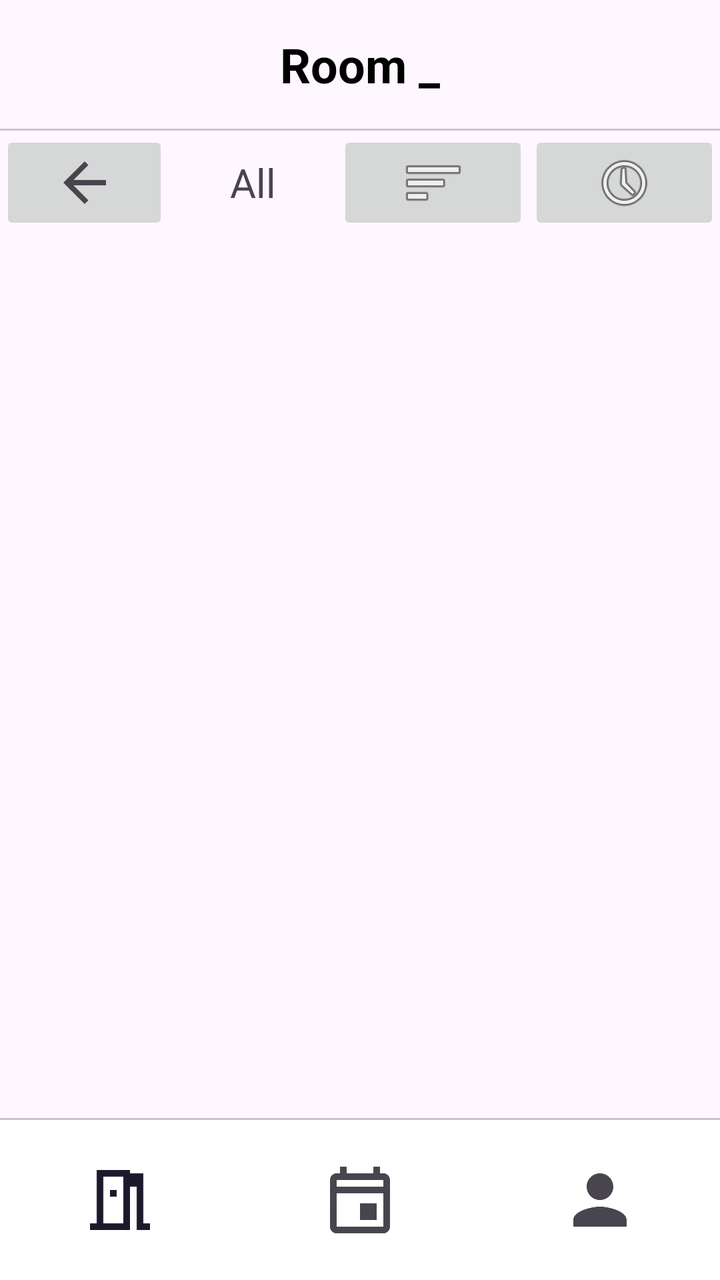
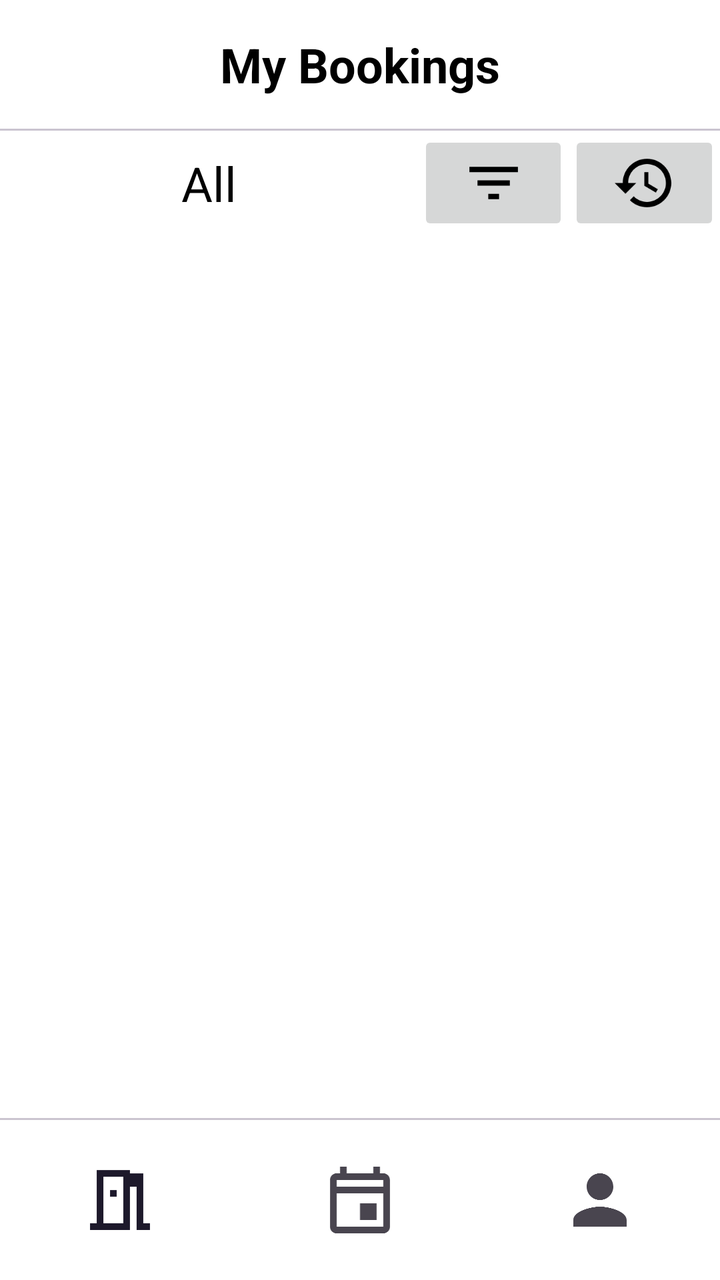

Two renders of the same Android screen: before a commit and after it. Below are the layout's source before the change and the commit's diff.
<!-- AndroidManifest.xml: application theme Theme.BookingApp -->
<!-- res/layout/my_bookings.xml -->
<?xml version="1.0" encoding="utf-8"?>
<androidx.constraintlayout.widget.ConstraintLayout xmlns:android="http://schemas.android.com/apk/res/android"
    xmlns:app="http://schemas.android.com/apk/res-auto"
    xmlns:tools="http://schemas.android.com/tools"
    android:layout_width="match_parent"
    android:layout_height="match_parent">

    <TextView
        android:id="@+id/rdtHeaderTitle2"
        android:layout_width="0dp"
        android:layout_height="wrap_content"
        android:gravity="center_horizontal"
        android:padding="16dp"
        android:text="Room _"
        android:textColor="@color/black"
        android:textSize="24sp"
        android:textStyle="bold"
        app:layout_constraintEnd_toEndOf="parent"
        app:layout_constraintStart_toStartOf="parent"
        app:layout_constraintTop_toTopOf="parent"
        tools:layout_constraintEnd_toEndOf="parent" />

    <com.google.android.material.divider.MaterialDivider
        android:id="@+id/headerDivider4"
        android:layout_width="0dp"
        android:layout_height="wrap_content"
        android:padding="16dp"
        app:layout_constraintEnd_toEndOf="parent"
        app:layout_constraintStart_toStartOf="parent"
        app:layout_constraintTop_toBottomOf="@id/rdtHeaderTitle2" />

    <LinearLayout
        android:id="@+id/linearLayout2"
        android:layout_width="match_parent"
        android:layout_height="0dp"
        android:orientation="vertical"
        app:layout_constraintBottom_toTopOf="@id/navDivider3"
        app:layout_constraintTop_toBottomOf="@id/headerDivider4">

        <LinearLayout
            android:layout_width="match_parent"
            android:layout_height="wrap_content"
            android:orientation="horizontal">

            <ImageButton
                android:id="@+id/imageButton4"
                android:layout_width="45dp"
                android:layout_height="match_parent"
                android:layout_weight="1"
                android:scaleType="fitCenter"
                app:srcCompat="?attr/homeAsUpIndicator" />

            <TextView
                android:id="@+id/textView10"
                android:layout_width="45dp"
                android:layout_height="match_parent"
                android:layout_weight="1"
                android:gravity="center|center_horizontal"
                android:padding="10dp"
                android:text="All"
                android:textSize="20sp" />

            <ImageButton
                android:id="@+id/imageButton2"
                android:layout_width="wrap_content"
                android:layout_height="match_parent"
                android:layout_weight="1"
                app:srcCompat="@android:drawable/ic_menu_sort_by_size" />

            <ImageButton
                android:id="@+id/imageButton3"
                android:layout_width="wrap_content"
                android:layout_height="match_parent"
                android:layout_weight="1"
                app:srcCompat="@android:drawable/ic_menu_recent_history" />
        </LinearLayout>
    </LinearLayout>

    <com.google.android.material.divider.MaterialDivider
        android:id="@+id/navDivider3"
        android:layout_width="0dp"
        android:layout_height="wrap_content"
        app:layout_constraintBottom_toTopOf="@id/bottomNavigationView"
        app:layout_constraintEnd_toEndOf="parent"
        app:layout_constraintStart_toStartOf="parent" />

    <com.google.android.material.bottomnavigation.BottomNavigationView
        android:id="@+id/bottomNavigationView"
        android:layout_width="0dp"
        android:layout_height="wrap_content"
        android:background="@color/white"
        app:itemIconSize="40dp"
        app:labelVisibilityMode="unlabeled"
        app:layout_constraintBottom_toBottomOf="parent"
        app:layout_constraintEnd_toEndOf="parent"
        app:layout_constraintStart_toStartOf="parent"
        app:menu="@menu/menu_tabs" />
</androidx.constraintlayout.widget.ConstraintLayout>
<!-- resources referenced by this layout -->
<resources>
  <color name="black">#FF000000</color>
  <color name="white">#FFFFFFFF</color>
  <style name="Theme.BookingApp" parent="Base.Theme.BookingApp" />
  <style name="Base.Theme.BookingApp" parent="Theme.Material3.DayNight.NoActionBar">
          
          
      </style>
</resources>

<!-- the commit's change to res/layout/my_bookings.xml (unified diff, before → after) -->
@@ -3,7 +3,8 @@
     xmlns:app="http://schemas.android.com/apk/res-auto"
     xmlns:tools="http://schemas.android.com/tools"
     android:layout_width="match_parent"
-    android:layout_height="match_parent">
+    android:layout_height="match_parent"
+    android:background="@color/white">
 
     <TextView
         android:id="@+id/rdtHeaderTitle2"
@@ -11,7 +12,7 @@
         android:layout_height="wrap_content"
         android:gravity="center_horizontal"
         android:padding="16dp"
-        android:text="Room _"
+        android:text="My Bookings"
         android:textColor="@color/black"
         android:textSize="24sp"
         android:textStyle="bold"
@@ -42,38 +43,36 @@
             android:layout_height="wrap_content"
             android:orientation="horizontal">
 
-            <ImageButton
-                android:id="@+id/imageButton4"
-                android:layout_width="45dp"
-                android:layout_height="match_parent"
-                android:layout_weight="1"
-                android:scaleType="fitCenter"
-                app:srcCompat="?attr/homeAsUpIndicator" />
-
             <TextView
                 android:id="@+id/textView10"
                 android:layout_width="45dp"
                 android:layout_height="match_parent"
-                android:layout_weight="1"
+                android:layout_weight="0.75"
                 android:gravity="center|center_horizontal"
                 android:padding="10dp"
                 android:text="All"
-                android:textSize="20sp" />
+                android:textColor="@color/black"
+                android:textSize="24sp"
+                tools:layout_weight="0.5" />
 
             <ImageButton
                 android:id="@+id/imageButton2"
                 android:layout_width="wrap_content"
                 android:layout_height="match_parent"
-                android:layout_weight="1"
-                app:srcCompat="@android:drawable/ic_menu_sort_by_size" />
+                android:layout_weight="0.125"
+                android:scaleType="fitCenter"
+                app:srcCompat="@drawable/ic_filter" />
 
             <ImageButton
                 android:id="@+id/imageButton3"
                 android:layout_width="wrap_content"
                 android:layout_height="match_parent"
-                android:layout_weight="1"
-                app:srcCompat="@android:drawable/ic_menu_recent_history" />
+                android:layout_weight="0.125"
+                android:scaleType="fitCenter"
+                app:srcCompat="@drawable/ic_history"
+                tools:layout_weight="0.125" />
         </LinearLayout>
+
     </LinearLayout>
 
     <com.google.android.material.divider.MaterialDivider
<!-- resource entries referenced after the edit -->
@@ -2,6 +2,18 @@
 <resources>
   <color name="black">#FF000000</color>
   <color name="white">#FFFFFFFF</color>
+  <!-- drawable ic_filter (drawable) -->
+  <vector xmlns:android="http://schemas.android.com/apk/res/android" android:height="24dp" android:tint="#000000" android:viewportHeight="24" android:viewportWidth="24" android:width="24dp">
+        
+      <path android:fillColor="@android:color/white" android:pathData="M10,18h4v-2h-4v2zM3,6v2h18L21,6L3,6zM6,13h12v-2L6,11v2z"/>
+      
+  </vector>
+  <!-- drawable ic_history (drawable) -->
+  <vector xmlns:android="http://schemas.android.com/apk/res/android" android:height="24dp" android:tint="#000000" android:viewportHeight="24" android:viewportWidth="24" android:width="24dp">
+        
+      <path android:fillColor="@android:color/white" android:pathData="M13,3c-4.97,0 -9,4.03 -9,9L1,12l3.89,3.89 0.07,0.14L9,12L6,12c0,-3.87 3.13,-7 7,-7s7,3.13 7,7 -3.13,7 -7,7c-1.93,0 -3.68,-0.79 -4.94,-2.06l-1.42,1.42C8.27,19.99 10.51,21 13,21c4.97,0 9,-4.03 9,-9s-4.03,-9 -9,-9zM12,8v5l4.28,2.54 0.72,-1.21 -3.5,-2.08L13.5,8L12,8z"/>
+      
+  </vector>
   <style name="Theme.BookingApp" parent="Base.Theme.BookingApp" />
   <style name="Base.Theme.BookingApp" parent="Theme.Material3.DayNight.NoActionBar">
           
